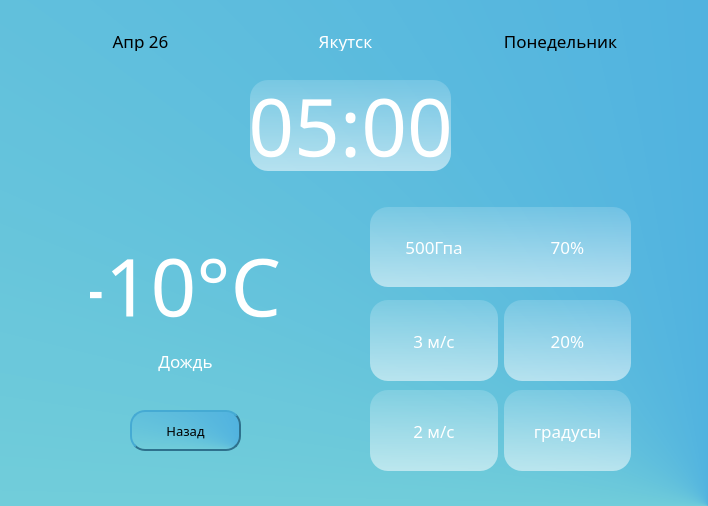
Above: design/main_detail.ui from Animila/PyWeather before the change. Below: the same form after it.
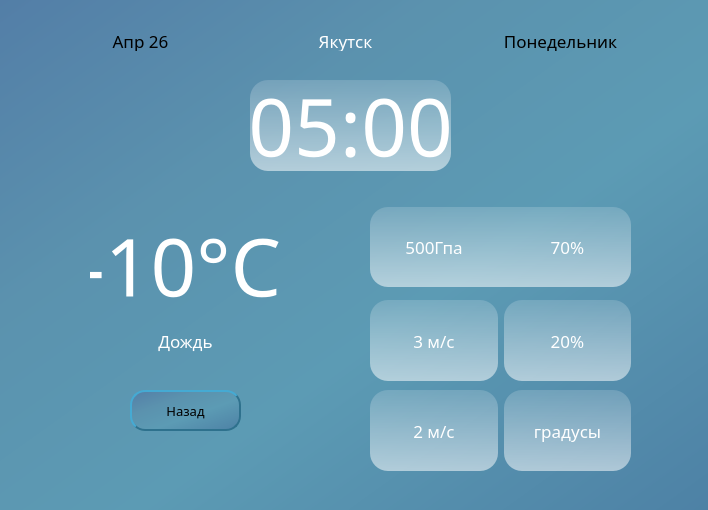
That is the form after the change. Icons and pictures are not drawn.

The edit to the form file:
```diff
--- a/design/main_detail.ui
+++ b/design/main_detail.ui
@@ -7,14 +7,14 @@
     <x>0</x>
     <y>0</y>
     <width>708</width>
-    <height>506</height>
+    <height>510</height>
    </rect>
   </property>
   <property name="windowTitle">
    <string>MainWindow</string>
   </property>
   <property name="styleSheet">
-   <string notr="true">background-color: qconicalgradient(cx:1, cy:1, angle:0, stop:0 rgba(0, 131, 214, 255), stop:0.0397727 rgba(54, 156, 228, 255), stop:0.965909 rgba(173, 255, 207, 255), stop:0.971591 rgba(149, 255, 200, 255), stop:1 rgba(255, 255, 255, 255));</string>
+   <string notr="true">background-color: qlineargradient(spread:repeat, x1:0, y1:0, x2:1, y2:1, stop:0 rgba(83, 126, 167, 255), stop:0.306818 rgba(91, 146, 174, 255), stop:0.596591 rgba(92, 155, 180, 255), stop:1 rgba(77, 129, 165, 255));</string>
   </property>
   <widget class="QWidget" name="centralwidget">
    <widget class="QLabel" name="week">
@@ -46,7 +46,7 @@
     <property name="geometry">
      <rect>
       <x>90</x>
-      <y>330</y>
+      <y>310</y>
       <width>191</width>
       <height>61</height>
      </rect>
@@ -130,7 +130,7 @@
     <property name="geometry">
      <rect>
       <x>90</x>
-      <y>240</y>
+      <y>220</y>
       <width>191</width>
       <height>91</height>
      </rect>
@@ -209,7 +209,7 @@
     <property name="geometry">
      <rect>
       <x>130</x>
-      <y>410</y>
+      <y>390</y>
       <width>111</width>
       <height>41</height>
      </rect>
```
